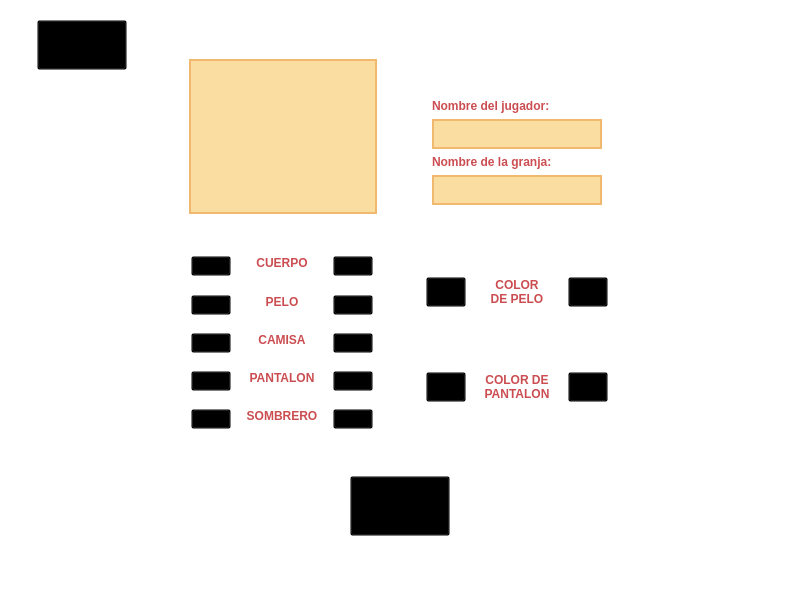
The window that client_src/mainwindow.ui (FacundoCot/stardew_valley_tp) describes before a commit, drawn with Qt 5.
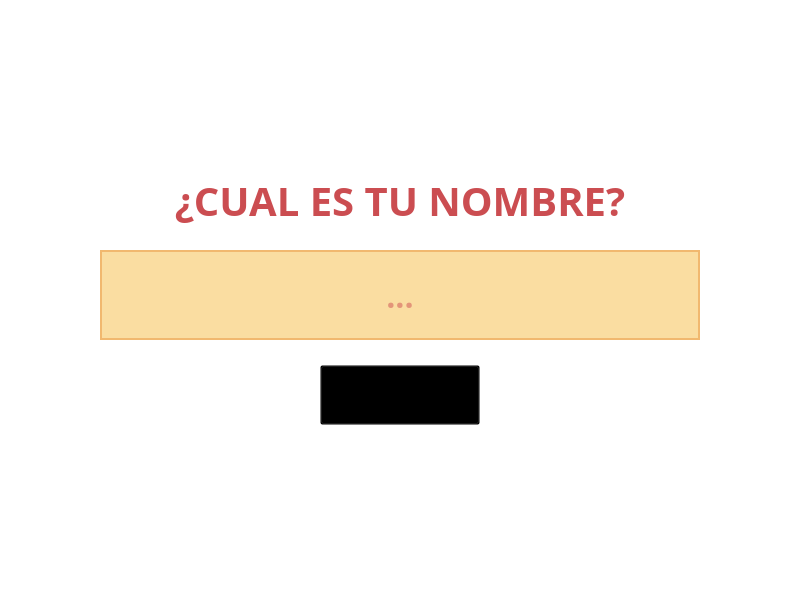
The same window after the commit. The open tabs and pages were chosen to show the change. Icons and pictures are not drawn. Custom widgets are drawn as their Qt base class.

Commit message: feat: pagina inicial username Cambios en ambos protocolos debido al ajuste y cambio de nombre a Rect de zone.h

```diff
--- a/client_src/mainwindow.ui
+++ b/client_src/mainwindow.ui
@@ -654,7 +654,7 @@
                    </property>
                    <layout class="QVBoxLayout" name="verticalLayout_5">
                     <property name="topMargin">
-                     <number>40</number>
+                     <number>30</number>
                     </property>
                     <item>
                      <widget class="QLabel" name="playerNameLabel">
@@ -669,35 +669,52 @@
                      </widget>
                     </item>
                     <item>
-                     <widget class="QLineEdit" name="playerNameEdit">
-                      <property name="sizePolicy">
-                       <sizepolicy hsizetype="Preferred" vsizetype="Fixed">
-                        <horstretch>0</horstretch>
-                        <verstretch>0</verstretch>
-                       </sizepolicy>
-                      </property>
+                     <widget class="QWidget" name="playerNameWidget" native="true">
                       <property name="minimumSize">
                        <size>
                         <width>0</width>
-                        <height>30</height>
+                        <height>40</height>
                        </size>
                       </property>
                       <property name="maximumSize">
                        <size>
                         <width>400</width>
-                        <height>30</height>
+                        <height>40</height>
                        </size>
                       </property>
+                      <property name="font">
+                       <font>
+                        <pointsize>9</pointsize>
+                       </font>
+                      </property>
                       <property name="styleSheet">
-                       <string notr="true">#playerNameEdit {
+                       <string notr="true">#playerNameWidget {
 	background-color: #FADDA1;
-	color: #CB4D51;
 	border: 2px solid #F1B86F;
 }</string>
                       </property>
-                      <property name="maxLength">
-                       <number>30</number>
-                      </property>
+                      <layout class="QGridLayout" name="gridLayout_13">
+                       <item row="0" column="0">
+                        <widget class="QLabel" name="usernameLabel">
+                         <property name="font">
+                          <font>
+                           <family>DejaVu Sans Mono</family>
+                           <pointsize>11</pointsize>
+                           <bold>true</bold>
+                          </font>
+                         </property>
+                         <property name="styleSheet">
+                          <string notr="true">color: #CB4D51;</string>
+                         </property>
+                         <property name="text">
+                          <string/>
+                         </property>
+                         <property name="alignment">
+                          <set>Qt::AlignCenter</set>
+                         </property>
+                        </widget>
+                       </item>
+                      </layout>
                      </widget>
                     </item>
                     <item>
@@ -732,6 +749,12 @@
                         <height>30</height>
                        </size>
                       </property>
+                      <property name="font">
+                       <font>
+                        <family>Ubuntu Mono</family>
+                        <pointsize>10</pointsize>
+                       </font>
+                      </property>
                       <property name="styleSheet">
                        <string notr="true">#farmNameEdit {
 	background-color: #FADDA1;
@@ -2064,6 +2087,228 @@
         </item>
        </layout>
       </widget>
+      <widget class="QWidget" name="usernamePage">
+       <layout class="QGridLayout" name="gridLayout_11">
+        <item row="0" column="0">
+         <widget class="QWidget" name="usernameWidget" native="true">
+          <layout class="QGridLayout" name="gridLayout_12">
+           <item row="0" column="0">
+            <widget class="QWidget" name="usernameMenu" native="true">
+             <property name="sizePolicy">
+              <sizepolicy hsizetype="Expanding" vsizetype="Expanding">
+               <horstretch>0</horstretch>
+               <verstretch>0</verstretch>
+              </sizepolicy>
+             </property>
+             <property name="minimumSize">
+              <size>
+               <width>500</width>
+               <height>300</height>
+              </size>
+             </property>
+             <property name="maximumSize">
+              <size>
+               <width>700</width>
+               <height>300</height>
+              </size>
+             </property>
+             <property name="styleSheet">
+              <string notr="true">#usernameMenu {
+	border-image: url(&quot;client_src/data/menu/woodTemplate.png&quot;);
+}</string>
+             </property>
+             <layout class="QVBoxLayout" name="verticalLayout_8">
+              <property name="leftMargin">
+               <number>30</number>
+              </property>
+              <property name="topMargin">
+               <number>30</number>
+              </property>
+              <property name="rightMargin">
+               <number>30</number>
+              </property>
+              <property name="bottomMargin">
+               <number>20</number>
+              </property>
+              <item>
+               <widget class="QLabel" name="insertUsernameLabel">
+                <property name="minimumSize">
+                 <size>
+                  <width>0</width>
+                  <height>50</height>
+                 </size>
+                </property>
+                <property name="maximumSize">
+                 <size>
+                  <width>16777215</width>
+                  <height>50</height>
+                 </size>
+                </property>
+                <property name="font">
+                 <font>
+                  <family>Ubuntu Mono</family>
+                  <pointsize>30</pointsize>
+                  <bold>true</bold>
+                 </font>
+                </property>
+                <property name="styleSheet">
+                 <string notr="true">#insertUsernameLabel {
+	color: #CB4D51;
+}</string>
+                </property>
+                <property name="lineWidth">
+                 <number>1</number>
+                </property>
+                <property name="text">
+                 <string>¿CUAL ES TU NOMBRE?</string>
+                </property>
+                <property name="textFormat">
+                 <enum>Qt::AutoText</enum>
+                </property>
+                <property name="scaledContents">
+                 <bool>false</bool>
+                </property>
+                <property name="alignment">
+                 <set>Qt::AlignCenter</set>
+                </property>
+               </widget>
+              </item>
+              <item>
+               <widget class="QWidget" name="usernameBoxWidget" native="true">
+                <property name="maximumSize">
+                 <size>
+                  <width>650</width>
+                  <height>180</height>
+                 </size>
+                </property>
+                <layout class="QHBoxLayout" name="horizontalLayout_13">
+                 <property name="spacing">
+                  <number>6</number>
+                 </property>
+                 <property name="leftMargin">
+                  <number>0</number>
+                 </property>
+                 <property name="topMargin">
+                  <number>0</number>
+                 </property>
+                 <property name="rightMargin">
+                  <number>0</number>
+                 </property>
+                 <property name="bottomMargin">
+                  <number>0</number>
+                 </property>
+                 <item>
+                  <widget class="QLineEdit" name="usernameBox">
+                   <property name="minimumSize">
+                    <size>
+                     <width>0</width>
+                     <height>90</height>
+                    </size>
+                   </property>
+                   <property name="maximumSize">
+                    <size>
+                     <width>600</width>
+                     <height>90</height>
+                    </size>
+                   </property>
+                   <property name="font">
+                    <font>
+                     <family>Ubuntu Mono</family>
+                     <pointsize>24</pointsize>
+                     <bold>true</bold>
+                    </font>
+                   </property>
+                   <property name="styleSheet">
+                    <string notr="true">#usernameBox {
+	background-color: #FADDA1;
+	color: #CB4D51;
+	border: 2px solid #F1B86F;
+}</string>
+                   </property>
+                   <property name="inputMask">
+                    <string/>
+                   </property>
+                   <property name="text">
+                    <string/>
+                   </property>
+                   <property name="maxLength">
+                    <number>30</number>
+                   </property>
+                   <property name="alignment">
+                    <set>Qt::AlignCenter</set>
+                   </property>
+                   <property name="placeholderText">
+                    <string>...</string>
+                   </property>
+                  </widget>
+                 </item>
+                </layout>
+               </widget>
+              </item>
+              <item>
+               <widget class="QWidget" name="submitUsernameWidget" native="true">
+                <property name="minimumSize">
+                 <size>
+                  <width>0</width>
+                  <height>60</height>
+                 </size>
+                </property>
+                <property name="maximumSize">
+                 <size>
+                  <width>700</width>
+                  <height>60</height>
+                 </size>
+                </property>
+                <layout class="QHBoxLayout" name="horizontalLayout_14">
+                 <property name="topMargin">
+                  <number>0</number>
+                 </property>
+                 <property name="bottomMargin">
+                  <number>0</number>
+                 </property>
+                 <item>
+                  <widget class="QPushButton" name="submitUsernameButton">
+                   <property name="minimumSize">
+                    <size>
+                     <width>0</width>
+                     <height>60</height>
+                    </size>
+                   </property>
+                   <property name="maximumSize">
+                    <size>
+                     <width>160</width>
+                     <height>60</height>
+                    </size>
+                   </property>
+                   <property name="styleSheet">
+                    <string notr="true">#submitUsernameButton {
+	border-image: url(&quot;client_src/data/menu/ingresar.png&quot;);
+}
+
+#submitUsernameButton:hover {
+   border-image: url(&quot;client_src/data/menu/ingresarHover.png&quot;);
+}
+
+#submitUsernameButton:pressed {
+   border-image: url(&quot;client_src/data/menu/ingresarPress.png&quot;);
+}</string>
+                   </property>
+                   <property name="text">
+                    <string/>
+                   </property>
+                  </widget>
+                 </item>
+                </layout>
+               </widget>
+              </item>
+             </layout>
+            </widget>
+           </item>
+          </layout>
+         </widget>
+        </item>
+       </layout>
+      </widget>
      </widget>
     </item>
    </layout>
```
The commit also changes 21 other files.
